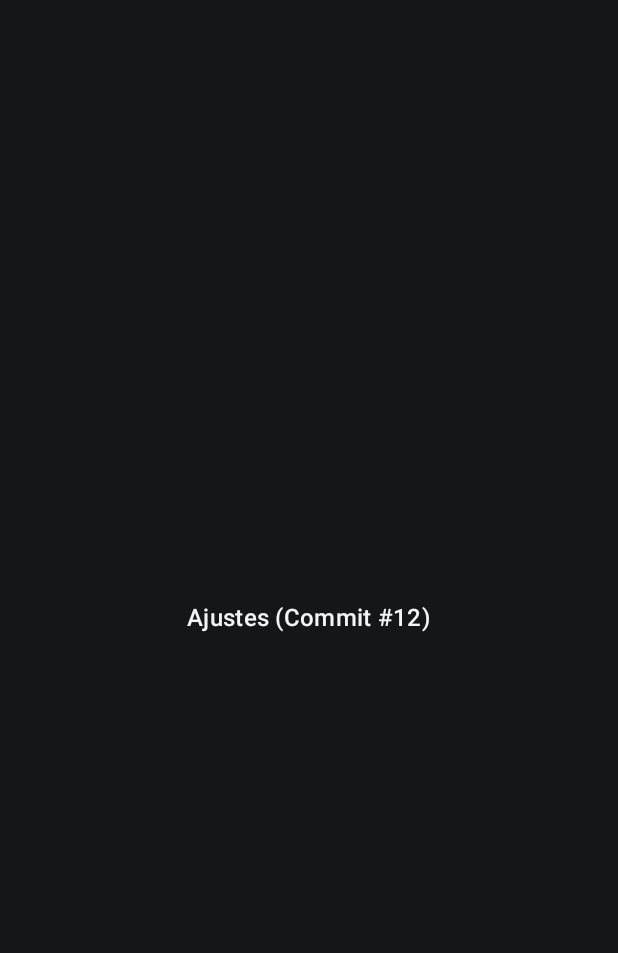
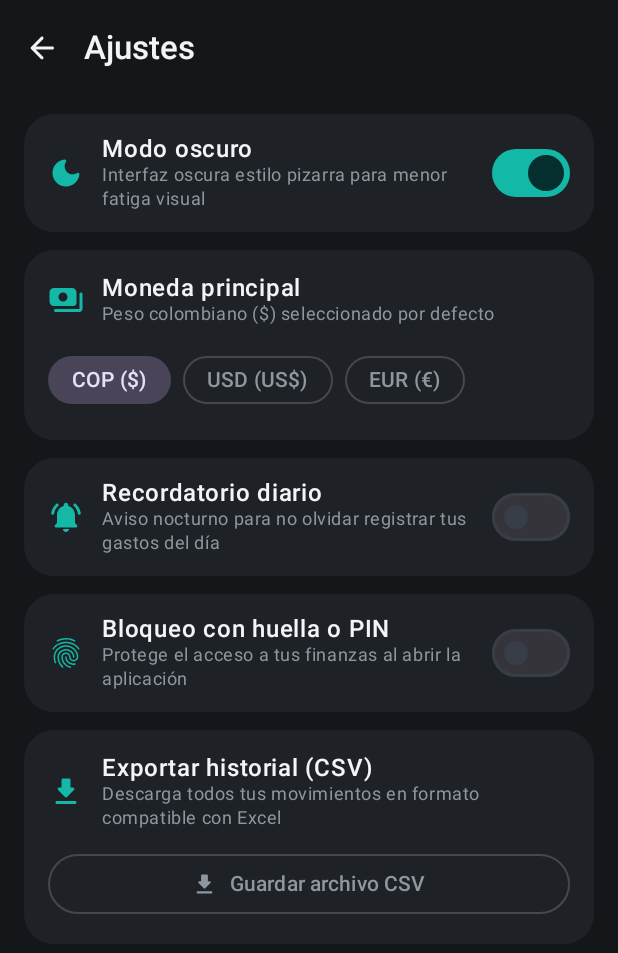
Before and after one commit to hernan9518/Caudal, an Android app built with Jetpack Compose: the SettingsScreen screen opened through its navigation route, on a phone screen of 412 x 824 dp. Before the commit the part shown is almost empty. Shown: the top 953 px of the screen. Run offline under Robolectric (Android 15) with nearby library versions, the phone set to English and light mode, and no system bars; our stand-ins replace Room's generated code.

Commit message:
feat(settings): implement theme toggle, currency selector and CSV export

```diff
--- a/app/src/main/java/com/empresa/caudal/ui/navigation/CaudalScaffold.kt
+++ b/app/src/main/java/com/empresa/caudal/ui/navigation/CaudalScaffold.kt
@@ -1,9 +1,7 @@
 package com.empresa.caudal.ui.navigation
 
 import androidx.compose.foundation.layout.Arrangement
-import androidx.compose.foundation.layout.Box
 import androidx.compose.foundation.layout.Row
-import androidx.compose.foundation.layout.fillMaxSize
 import androidx.compose.foundation.layout.fillMaxWidth
 import androidx.compose.foundation.layout.padding
 import androidx.compose.foundation.layout.statusBarsPadding
@@ -40,6 +38,7 @@ import com.empresa.caudal.ui.screens.activity.ActivityScreen
 import com.empresa.caudal.ui.screens.analytics.AnalyticsScreen
 import com.empresa.caudal.ui.screens.budget.BudgetScreen
 import com.empresa.caudal.ui.screens.categories.CategoriesScreen
+import com.empresa.caudal.ui.screens.settings.SettingsScreen
 import com.empresa.caudal.ui.screens.summary.SummaryScreen
 import com.empresa.caudal.ui.screens.transaction.TransactionEditorSheet
 import com.empresa.caudal.util.DateUtils
@@ -193,7 +192,15 @@ fun CaudalScaffold(viewModel: CaudalViewModel) {
                 )
             }
             composable(Screen.Settings.route) {
-                PlaceholderScreen("Ajustes (Commit #12)")
+                SettingsScreen(
+                    settings = settings,
+                    onNavigateBack = { navController.popBackStack() },
+                    onToggleDarkTheme = { viewModel.updateDarkTheme(it) },
+                    onSelectCurrency = { viewModel.updateCurrencySymbol(it) },
+                    onToggleReminder = { viewModel.updateDailyReminderEnabled(it) },
+                    onToggleBiometric = { viewModel.updateBiometricEnabled(it) },
+                    onRequestExportData = { viewModel.getExportSnapshot() }
+                )
             }
         }
     }
@@ -219,10 +226,3 @@ fun CaudalScaffold(viewModel: CaudalViewModel) {
         )
     }
 }
-
-@Composable
-private fun PlaceholderScreen(title: String) {
-    Box(modifier = Modifier.fillMaxSize(), contentAlignment = Alignment.Center) {
-        Text(text = title, style = MaterialTheme.typography.titleMedium)
-    }
-}
--- /dev/null
+++ b/app/src/main/java/com/empresa/caudal/ui/screens/settings/SettingsScreen.kt
@@ -0,0 +1,326 @@
+package com.empresa.caudal.ui.screens.settings
+
+import android.Manifest
+import android.content.pm.PackageManager
+import android.os.Build
+import androidx.activity.compose.rememberLauncherForActivityResult
+import androidx.activity.result.contract.ActivityResultContracts
+import androidx.compose.foundation.layout.Arrangement
+import androidx.compose.foundation.layout.Column
+import androidx.compose.foundation.layout.PaddingValues
+import androidx.compose.foundation.layout.Row
+import androidx.compose.foundation.layout.Spacer
+import androidx.compose.foundation.layout.fillMaxSize
+import androidx.compose.foundation.layout.fillMaxWidth
+import androidx.compose.foundation.layout.height
+import androidx.compose.foundation.layout.padding
+import androidx.compose.foundation.layout.size
+import androidx.compose.foundation.lazy.LazyColumn
+import androidx.compose.foundation.shape.CircleShape
+import androidx.compose.foundation.shape.RoundedCornerShape
+import androidx.compose.material.icons.Icons
+import androidx.compose.material.icons.automirrored.rounded.ArrowBack
+import androidx.compose.material.icons.rounded.DarkMode
+import androidx.compose.material.icons.rounded.FileDownload
+import androidx.compose.material.icons.rounded.Fingerprint
+import androidx.compose.material.icons.rounded.NotificationsActive
+import androidx.compose.material.icons.rounded.Payments
+import androidx.compose.material3.ExperimentalMaterial3Api
+import androidx.compose.material3.FilterChip
+import androidx.compose.material3.Icon
+import androidx.compose.material3.IconButton
+import androidx.compose.material3.MaterialTheme
+import androidx.compose.material3.OutlinedButton
+import androidx.compose.material3.Scaffold
+import androidx.compose.material3.SnackbarHost
+import androidx.compose.material3.SnackbarHostState
+import androidx.compose.material3.Surface
+import androidx.compose.material3.Switch
+import androidx.compose.material3.Text
+import androidx.compose.material3.TopAppBar
+import androidx.compose.material3.TopAppBarDefaults
+import androidx.compose.runtime.Composable
+import androidx.compose.runtime.remember
+import androidx.compose.runtime.rememberCoroutineScope
+import androidx.compose.ui.Alignment
+import androidx.compose.ui.Modifier
+import androidx.compose.ui.graphics.vector.ImageVector
+import androidx.compose.ui.platform.LocalContext
+import androidx.compose.ui.text.font.FontWeight
+import androidx.compose.ui.unit.dp
+import androidx.core.content.ContextCompat
+import com.empresa.caudal.data.local.UserSettings
+import com.empresa.caudal.data.local.entity.TransactionWithCategory
+import com.empresa.caudal.util.CsvExporter
+import kotlinx.coroutines.launch
+
+@OptIn(ExperimentalMaterial3Api::class)
+@Composable
+fun SettingsScreen(
+    settings: UserSettings,
+    onNavigateBack: () -> Unit,
+    onToggleDarkTheme: (Boolean) -> Unit,
+    onSelectCurrency: (String) -> Unit,
+    onToggleReminder: (Boolean) -> Unit,
+    onToggleBiometric: (Boolean) -> Unit,
+    onRequestExportData: suspend () -> List<TransactionWithCategory>
+) {
+    val context = LocalContext.current
+    val snackbarHostState = remember { SnackbarHostState() }
+    val scope = rememberCoroutineScope()
+
+    val currencyOptions = listOf(
+        "$" to "COP ($)",
+        "US$" to "USD (US$)",
+        "€" to "EUR (€)"
+    )
+
+    val exportLauncher = rememberLauncherForActivityResult(
+        contract = ActivityResultContracts.CreateDocument("text/csv")
+    ) { uri ->
+        if (uri != null) {
+            scope.launch {
+                val snapshot = onRequestExportData()
+                val success = CsvExporter.writeTransactionsToUri(context, uri, snapshot)
+                snackbarHostState.showSnackbar(
+                    if (success) "Historial exportado correctamente (${snapshot.size} registros)"
+                    else "No se pudo exportar el archivo CSV"
+                )
+            }
+        }
+    }
+
+    val notificationPermissionLauncher = rememberLauncherForActivityResult(
+        contract = ActivityResultContracts.RequestPermission()
+    ) { granted ->
+        onToggleReminder(granted)
+        if (!granted) {
+            scope.launch {
+                snackbarHostState.showSnackbar("Permiso de notificaciones denegado")
+            }
+        }
+    }
+
+    Scaffold(
+        containerColor = MaterialTheme.colorScheme.background,
+        snackbarHost = { SnackbarHost(snackbarHostState) },
+        topBar = {
+            TopAppBar(
+                title = { Text("Ajustes", fontWeight = FontWeight.SemiBold) },
+                navigationIcon = {
+                    IconButton(onClick = onNavigateBack) {
+                        Icon(Icons.AutoMirrored.Rounded.ArrowBack, contentDescription = "Volver")
+                    }
+                },
+                colors = TopAppBarDefaults.topAppBarColors(
+                    containerColor = MaterialTheme.colorScheme.background
+                )
+            )
+        }
+    ) { innerPadding ->
+        LazyColumn(
+            modifier = Modifier
+                .fillMaxSize()
+                .padding(innerPadding),
+            contentPadding = PaddingValues(horizontal = 16.dp, vertical = 12.dp),
+            verticalArrangement = Arrangement.spacedBy(12.dp)
+        ) {
+            // Apariencia
+            item {
+                SettingsSwitchCard(
+                    icon = Icons.Rounded.DarkMode,
+                    title = "Modo oscuro",
+                    subtitle = "Interfaz oscura estilo pizarra para menor fatiga visual",
+                    checked = settings.isDarkTheme,
+                    onCheckedChange = onToggleDarkTheme
+                )
+            }
+
+            // Moneda
+            item {
+                Surface(
+                    modifier = Modifier.fillMaxWidth(),
+                    shape = RoundedCornerShape(20.dp),
+                    color = MaterialTheme.colorScheme.surface
+                ) {
+                    Column(
+                        modifier = Modifier
+                            .fillMaxWidth()
+                            .padding(16.dp)
+                    ) {
+                        Row(
+                            verticalAlignment = Alignment.CenterVertically,
+                            horizontalArrangement = Arrangement.spacedBy(12.dp)
+                        ) {
+                            Icon(
+                                imageVector = Icons.Rounded.Payments,
+                                contentDescription = null,
+                                tint = MaterialTheme.colorScheme.primary
+                            )
+                            Column {
+                                Text(
+                                    text = "Moneda principal",
+                                    style = MaterialTheme.typography.bodyLarge,
+                                    fontWeight = FontWeight.Medium
+                                )
+                                Text(
+                                    text = "Peso colombiano ($) seleccionado por defecto",
+                                    style = MaterialTheme.typography.bodySmall,
+                                    color = MaterialTheme.colorScheme.onSurfaceVariant
+                                )
+                            }
+                        }
+
+                        Spacer(modifier = Modifier.height(12.dp))
+
+                        Row(horizontalArrangement = Arrangement.spacedBy(8.dp)) {
+                            currencyOptions.forEach { (symbol, label) ->
+                                FilterChip(
+                                    selected = settings.currencySymbol == symbol,
+                                    onClick = { onSelectCurrency(symbol) },
+                                    label = { Text(label) },
+                                    shape = CircleShape
+                                )
+                            }
+                        }
+                    }
+                }
+            }
+
+            // Recordatorio diario (se conectará a WorkManager en Commit #13)
+            item {
+                SettingsSwitchCard(
+                    icon = Icons.Rounded.NotificationsActive,
+                    title = "Recordatorio diario",
+                    subtitle = "Aviso nocturno para no olvidar registrar tus gastos del día",
+                    checked = settings.isDailyReminderEnabled,
+                    onCheckedChange = { enable ->
+                        if (enable && Build.VERSION.SDK_INT >= Build.VERSION_CODES.TIRAMISU) {
+                            val granted = ContextCompat.checkSelfPermission(
+                                context,
+                                Manifest.permission.POST_NOTIFICATIONS
+                            ) == PackageManager.PERMISSION_GRANTED
+                            if (granted) {
+                                onToggleReminder(true)
+                            } else {
+                                notificationPermissionLauncher.launch(Manifest.permission.POST_NOTIFICATIONS)
+                            }
+                        } else {
+                            onToggleReminder(enable)
+                        }
+                    }
+                )
+            }
+
+            // Seguridad biométrica (se conectará a BiometricPrompt en Commit #13)
+            item {
+                SettingsSwitchCard(
+                    icon = Icons.Rounded.Fingerprint,
+                    title = "Bloqueo con huella o PIN",
+                    subtitle = "Protege el acceso a tus finanzas al abrir la aplicación",
+                    checked = settings.isBiometricEnabled,
+                    onCheckedChange = onToggleBiometric
+                )
+            }
+
+            // Exportar CSV
+            item {
+                Surface(
+                    modifier = Modifier.fillMaxWidth(),
+                    shape = RoundedCornerShape(20.dp),
+                    color = MaterialTheme.colorScheme.surface
+                ) {
+                    Column(
+                        modifier = Modifier
+                            .fillMaxWidth()
+                            .padding(16.dp)
+                    ) {
+                        Row(
+                            verticalAlignment = Alignment.CenterVertically,
+                            horizontalArrangement = Arrangement.spacedBy(12.dp)
+                        ) {
+                            Icon(
+                                imageVector = Icons.Rounded.FileDownload,
+                                contentDescription = null,
+                                tint = MaterialTheme.colorScheme.primary
+                            )
+                            Column(modifier = Modifier.weight(1f)) {
+                                Text(
+                                    text = "Exportar historial (CSV)",
+                                    style = MaterialTheme.typography.bodyLarge,
+                                    fontWeight = FontWeight.Medium
+                                )
+                                Text(
+                                    text = "Descarga todos tus movimientos en formato compatible con Excel",
+                                    style = MaterialTheme.typography.bodySmall,
+                                    color = MaterialTheme.colorScheme.onSurfaceVariant
+                                )
+                            }
+                        }
+
+                        Spacer(modifier = Modifier.height(12.dp))
+
+                        OutlinedButton(
+                            onClick = { exportLauncher.launch("caudal_movimientos.csv") },
+                            shape = CircleShape,
+                            modifier = Modifier.fillMaxWidth()
+                        ) {
+                            Icon(
+                                imageVector = Icons.Rounded.FileDownload,
+                                contentDescription = null,
+                                modifier = Modifier.size(18.dp)
+                            )
+                            Spacer(modifier = Modifier.size(8.dp))
+                            Text("Guardar archivo CSV")
+                        }
+                    }
+                }
+            }
+        }
+    }
+}
+
+@Composable
+private fun SettingsSwitchCard(
+    icon: ImageVector,
+    title: String,
+    subtitle: String,
+    checked: Boolean,
+    onCheckedChange: (Boolean) -> Unit
+) {
+    Surface(
+        modifier = Modifier.fillMaxWidth(),
+        shape = RoundedCornerShape(20.dp),
+        color = MaterialTheme.colorScheme.surface
+    ) {
+        Row(
+            modifier = Modifier
+                .fillMaxWidth()
+                .padding(horizontal = 16.dp, vertical = 14.dp),
+            verticalAlignment = Alignment.CenterVertically,
+            horizontalArrangement = Arrangement.spacedBy(12.dp)
+        ) {
+            Icon(
+                imageVector = icon,
+                contentDescription = null,
+                tint = MaterialTheme.colorScheme.primary
+            )
+            Column(modifier = Modifier.weight(1f)) {
+                Text(
+                    text = title,
+                    style = MaterialTheme.typography.bodyLarge,
+                    fontWeight = FontWeight.Medium
+                )
+                Text(
+                    text = subtitle,
+                    style = MaterialTheme.typography.bodySmall,
+                    color = MaterialTheme.colorScheme.onSurfaceVariant
+                )
+            }
+            Switch(
+                checked = checked,
+                onCheckedChange = onCheckedChange
+            )
+        }
+    }
+}
--- /dev/null
+++ b/app/src/main/java/com/empresa/caudal/util/CsvExporter.kt
@@ -0,0 +1,47 @@
+package com.empresa.caudal.util
+
+import android.content.Context
+import android.net.Uri
+import com.empresa.caudal.data.local.entity.TransactionWithCategory
+import com.empresa.caudal.domain.model.TransactionType
+import java.time.Instant
+import java.time.ZoneId
+import java.time.format.DateTimeFormatter
+
+object CsvExporter {
+
+    private val dateFormatter: DateTimeFormatter =
+        DateTimeFormatter.ofPattern("yyyy-MM-dd HH:mm").withZone(ZoneId.systemDefault())
+
+    fun writeTransactionsToUri(
+        context: Context,
+        uri: Uri,
+        transactions: List<TransactionWithCategory>
+    ): Boolean {
+        return try {
+            context.contentResolver.openOutputStream(uri)?.bufferedWriter(Charsets.UTF_8)?.use { writer ->
+                writer.write("ID,Fecha,Tipo,Categoria,Monto,Nota\n")
+                transactions.forEach { item ->
+                    val tx = item.transaction
+                    val dateStr = dateFormatter.format(Instant.ofEpochMilli(tx.dateMillis))
+                    val typeStr = if (tx.type == TransactionType.INCOME) "Ingreso" else "Gasto"
+                    val categoryName = escapeCsv(item.category.name)
+                    val noteText = escapeCsv(tx.note)
+                    writer.write("${tx.id},$dateStr,$typeStr,$categoryName,${tx.amount},$noteText\n")
+                }
+            }
+            true
+        } catch (e: Exception) {
+            false
+        }
+    }
+
+    private fun escapeCsv(value: String): String {
+        val sanitized = value.replace("\"", "\"\"")
+        return if (sanitized.contains(",") || sanitized.contains("\n") || sanitized.contains("\"")) {
+            "\"$sanitized\""
+        } else {
+            sanitized
+        }
+    }
+}
```
